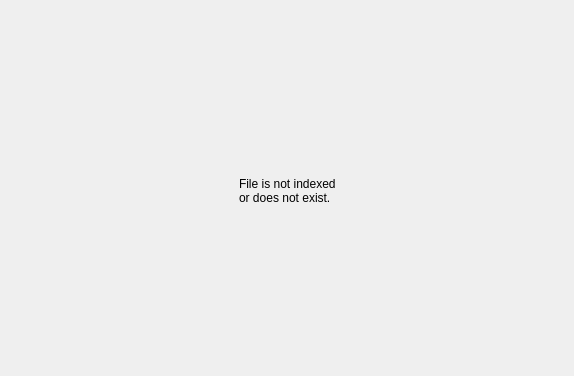
First picture: the form in src/AttachmentView/indexedfileattachmentview.ui, repository pasbi/CAN, before the edit.
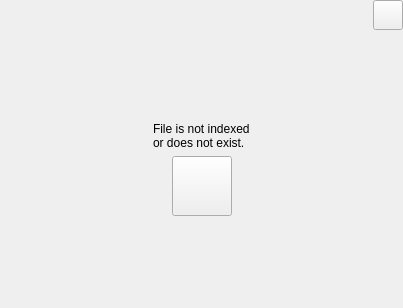
Second picture: the form after the edit. Icons and pictures are not drawn. Custom widgets are drawn as their Qt base class.

```diff
--- a/src/AttachmentView/indexedfileattachmentview.ui
+++ b/src/AttachmentView/indexedfileattachmentview.ui
@@ -6,14 +6,17 @@
    <rect>
     <x>0</x>
     <y>0</y>
-    <width>574</width>
-    <height>376</height>
+    <width>403</width>
+    <height>308</height>
    </rect>
   </property>
   <property name="windowTitle">
    <string>Form</string>
   </property>
-  <layout class="QVBoxLayout" name="verticalLayout">
+  <layout class="QVBoxLayout" name="verticalLayout_2">
+   <property name="spacing">
+    <number>0</number>
+   </property>
    <property name="leftMargin">
     <number>0</number>
    </property>
@@ -27,36 +30,76 @@
     <number>0</number>
    </property>
    <item>
-    <widget class="AdvancedFileChooser" name="advancedFileChooser" native="true"/>
+    <layout class="QHBoxLayout" name="horizontalLayout_2">
+     <property name="spacing">
+      <number>0</number>
+     </property>
+     <item>
+      <spacer name="horizontalSpacer_3">
+       <property name="orientation">
+        <enum>Qt::Horizontal</enum>
+       </property>
+       <property name="sizeHint" stdset="0">
+        <size>
+         <width>40</width>
+         <height>20</height>
+        </size>
+       </property>
+      </spacer>
+     </item>
+     <item>
+      <widget class="QPushButton" name="buttonChooseFile">
+       <property name="minimumSize">
+        <size>
+         <width>30</width>
+         <height>30</height>
+        </size>
+       </property>
+       <property name="maximumSize">
+        <size>
+         <width>30</width>
+         <height>30</height>
+        </size>
+       </property>
+       <property name="text">
+        <string/>
+       </property>
+       <property name="icon">
+        <iconset resource="../ressources.qrc">
+         <normaloff>:/icons/icons/three91.png</normaloff>:/icons/icons/three91.png</iconset>
+       </property>
+      </widget>
+     </item>
+    </layout>
    </item>
    <item>
     <widget class="QStackedWidget" name="stackedWidget">
      <widget class="QWidget" name="page_2">
-      <layout class="QHBoxLayout" name="horizontalLayout">
+      <layout class="QVBoxLayout" name="verticalLayout">
        <item>
-        <spacer name="horizontalSpacer">
+        <spacer name="verticalSpacer_2">
          <property name="orientation">
-          <enum>Qt::Horizontal</enum>
+          <enum>Qt::Vertical</enum>
          </property>
          <property name="sizeHint" stdset="0">
           <size>
-           <width>40</width>
-           <height>20</height>
+           <width>20</width>
+           <height>40</height>
           </size>
          </property>
         </spacer>
        </item>
        <item>
-        <layout class="QVBoxLayout" name="verticalLayout_2" stretch="10,0,10">
+        <layout class="QHBoxLayout" name="horizontalLayout">
          <item>
-          <spacer name="verticalSpacer_2">
+          <spacer name="horizontalSpacer_5">
            <property name="orientation">
-            <enum>Qt::Vertical</enum>
+            <enum>Qt::Horizontal</enum>
            </property>
            <property name="sizeHint" stdset="0">
             <size>
-             <width>20</width>
-             <height>40</height>
+             <width>40</width>
+             <height>20</height>
             </size>
            </property>
           </spacer>
@@ -70,14 +113,14 @@
           </widget>
          </item>
          <item>
-          <spacer name="verticalSpacer">
+          <spacer name="horizontalSpacer_4">
            <property name="orientation">
-            <enum>Qt::Vertical</enum>
+            <enum>Qt::Horizontal</enum>
            </property>
            <property name="sizeHint" stdset="0">
             <size>
-             <width>20</width>
-             <height>40</height>
+             <width>40</width>
+             <height>20</height>
             </size>
            </property>
           </spacer>
@@ -85,14 +128,73 @@
         </layout>
        </item>
        <item>
-        <spacer name="horizontalSpacer_2">
+        <layout class="QHBoxLayout" name="horizontalLayout_3">
+         <item>
+          <spacer name="horizontalSpacer">
+           <property name="orientation">
+            <enum>Qt::Horizontal</enum>
+           </property>
+           <property name="sizeHint" stdset="0">
+            <size>
+             <width>40</width>
+             <height>20</height>
+            </size>
+           </property>
+          </spacer>
+         </item>
+         <item>
+          <widget class="QPushButton" name="buttonChooseFileBig">
+           <property name="minimumSize">
+            <size>
+             <width>60</width>
+             <height>60</height>
+            </size>
+           </property>
+           <property name="maximumSize">
+            <size>
+             <width>60</width>
+             <height>60</height>
+            </size>
+           </property>
+           <property name="text">
+            <string/>
+           </property>
+           <property name="icon">
+            <iconset resource="../ressources.qrc">
+             <normaloff>:/icons/icons/three91.png</normaloff>:/icons/icons/three91.png</iconset>
+           </property>
+           <property name="iconSize">
+            <size>
+             <width>50</width>
+             <height>50</height>
+            </size>
+           </property>
+          </widget>
+         </item>
+         <item>
+          <spacer name="horizontalSpacer_2">
+           <property name="orientation">
+            <enum>Qt::Horizontal</enum>
+           </property>
+           <property name="sizeHint" stdset="0">
+            <size>
+             <width>40</width>
+             <height>20</height>
+            </size>
+           </property>
+          </spacer>
+         </item>
+        </layout>
+       </item>
+       <item>
+        <spacer name="verticalSpacer">
          <property name="orientation">
-          <enum>Qt::Horizontal</enum>
+          <enum>Qt::Vertical</enum>
          </property>
          <property name="sizeHint" stdset="0">
           <size>
-           <width>40</width>
-           <height>20</height>
+           <width>20</width>
+           <height>40</height>
           </size>
          </property>
         </spacer>
@@ -103,14 +205,8 @@
    </item>
   </layout>
  </widget>
- <customwidgets>
-  <customwidget>
-   <class>AdvancedFileChooser</class>
-   <extends>QWidget</extends>
-   <header>advancedfilechooser.h</header>
-   <container>1</container>
-  </customwidget>
- </customwidgets>
- <resources/>
+ <resources>
+  <include location="../ressources.qrc"/>
+ </resources>
  <connections/>
 </ui>
```
